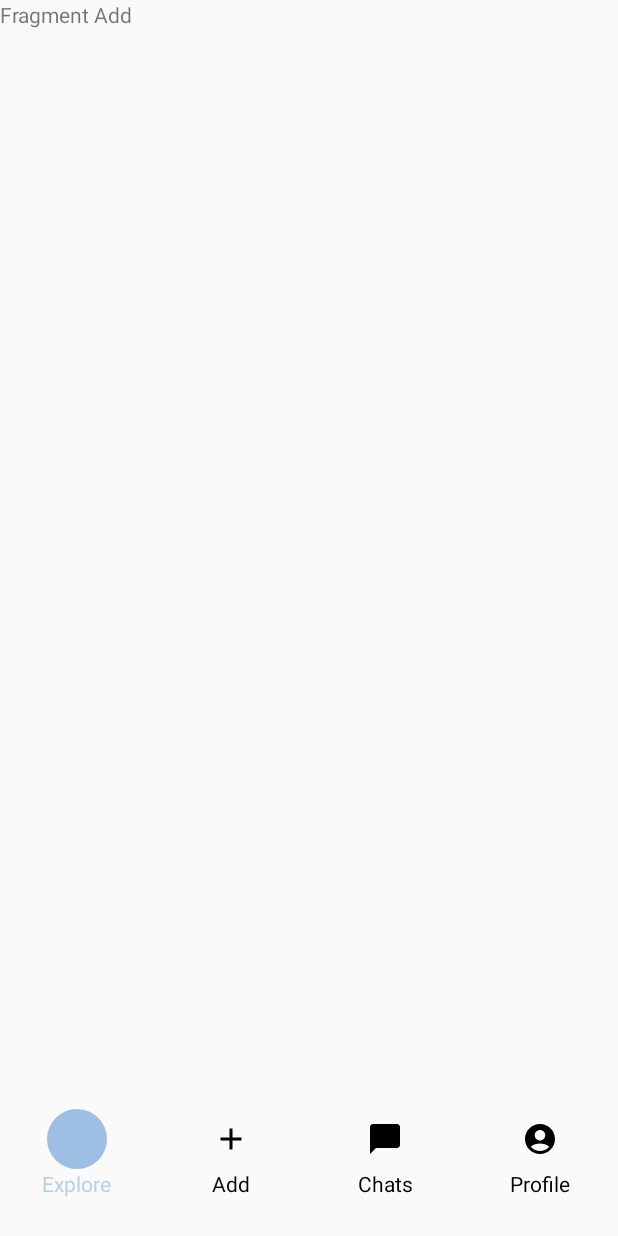
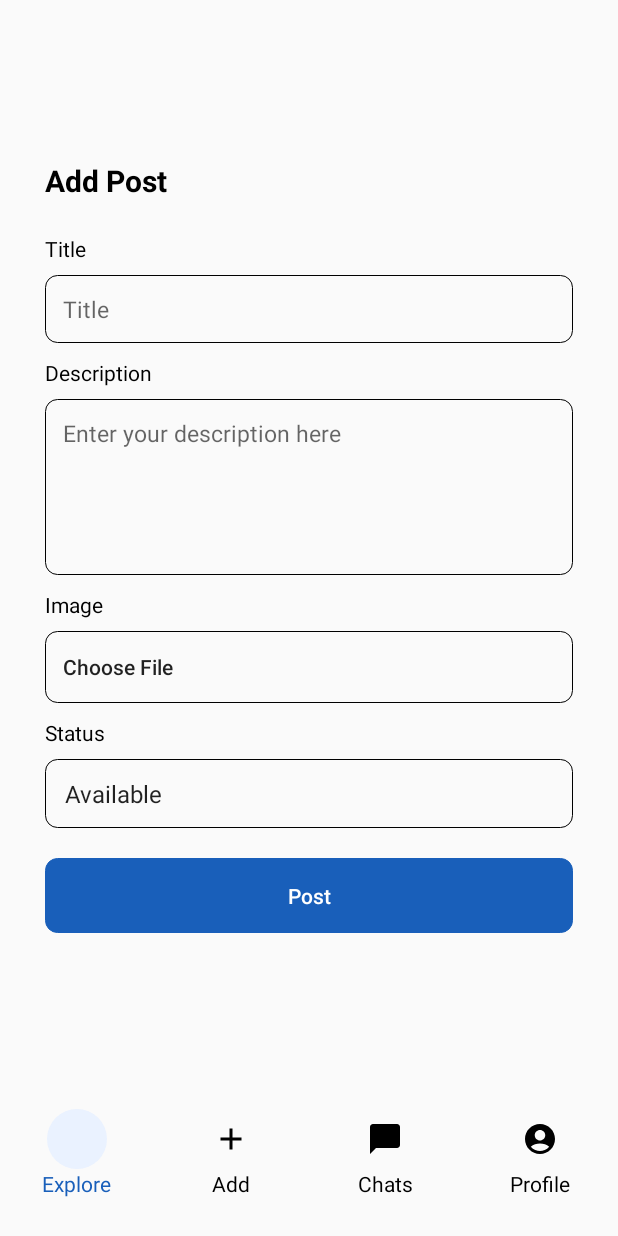
Before and after one commit to SyifaUrRahmi/md-ytta, an Android app: the fragment AddFragment placed in its activity, on a phone screen of 412 x 824 dp. Run offline under Robolectric (Android 15) with nearby library versions, the phone set to English and light mode, and no system bars; 1 statement that could not run was skipped.

Commit message:
add fragment add post view and detail post view

```diff
--- a/app/src/main/java/com/example/myapplication/MainActivity.java
+++ b/app/src/main/java/com/example/myapplication/MainActivity.java
@@ -56,7 +56,7 @@ public class MainActivity extends AppCompatActivity {
         profileFragment = new ProfileFragment();
 
         defaultTextColor = Color.BLACK;
-        selectedTextColor = Color.parseColor("#B99DBFE3");
+        selectedTextColor = Color.parseColor("#195FBA");
 
         setButtonState(btn_explore, tv_explore, true);
         getSupportFragmentManager()
--- a/app/src/main/res/drawable/bg_button_click.xml
+++ b/app/src/main/res/drawable/bg_button_click.xml
@@ -1,5 +1,5 @@
 <?xml version="1.0" encoding="utf-8"?>
 <shape xmlns:android="http://schemas.android.com/apk/res/android">
-    <solid android:color="#9DBFE3" />
+    <solid android:color="#EAF2FF" />
     <corners android:radius="20dp" />
 </shape>
--- a/app/src/main/res/layout/fragment_add.xml
+++ b/app/src/main/res/layout/fragment_add.xml
@@ -1,14 +1,111 @@
 <?xml version="1.0" encoding="utf-8"?>
-<FrameLayout xmlns:android="http://schemas.android.com/apk/res/android"
+<RelativeLayout xmlns:android="http://schemas.android.com/apk/res/android"
     xmlns:tools="http://schemas.android.com/tools"
     android:layout_width="match_parent"
     android:layout_height="match_parent"
+    xmlns:app="http://schemas.android.com/apk/res-auto"
     tools:context=".fragment.AddFragment">
+    <LinearLayout
+        android:layout_width="match_parent"
+        android:layout_height="wrap_content"
+        android:orientation="vertical"
+        android:layout_margin="30dp"
+        android:layout_centerVertical="true">
+        <TextView
+            android:layout_width="wrap_content"
+            android:layout_height="wrap_content"
+            android:text="Add Post"
+            android:textColor="@color/black"
+            android:textSize="20dp"
+            android:textStyle="bold" />
 
-    <!-- TODO: Update blank fragment layout -->
-    <TextView
-        android:layout_width="match_parent"
-        android:layout_height="match_parent"
-        android:text="Fragment Add" />
+        <LinearLayout
+            android:layout_width="match_parent"
+            android:layout_height="wrap_content"
+            android:layout_marginTop="22dp"
+            android:orientation="vertical">
 
-</FrameLayout>
+            <TextView
+                android:layout_width="match_parent"
+                android:layout_height="wrap_content"
+                android:text="Title"
+                android:textColor="@color/black"
+                android:layout_marginBottom="8dp"/>
+            <EditText
+                android:id="@+id/et_title"
+                android:layout_width="match_parent"
+                android:layout_height="wrap_content"
+                android:background="@drawable/custom_edittext"
+                android:hint="Title"
+                android:textSize="15dp"
+                android:padding="12dp" />
+            <TextView
+                android:layout_width="match_parent"
+                android:layout_height="wrap_content"
+                android:text="Description"
+                android:textColor="@color/black"
+                android:layout_marginBottom="8dp"
+                android:layout_marginTop="10dp"/>
+            <EditText
+                android:id="@+id/et_description"
+                android:layout_width="match_parent"
+                android:layout_height="wrap_content"
+                android:hint="Enter your description here"
+                android:inputType="textMultiLine"
+                android:gravity="top|start"
+                android:minLines="5"
+                android:maxLines="10"
+                android:scrollbars="vertical"
+                android:background="@drawable/custom_edittext"
+                android:textSize="15dp"
+                android:padding="12dp" />
+            <TextView
+                android:layout_width="match_parent"
+                android:layout_height="wrap_content"
+                android:text="Image"
+                android:textColor="@color/black"
+                android:layout_marginBottom="8dp"
+                android:layout_marginTop="10dp"/>
+            <Button
+                android:id="@+id/buttonSelectImage"
+                android:layout_width="match_parent"
+                android:layout_height="wrap_content"
+                android:text="Choose File"
+                android:background="@drawable/custom_edittext"
+                android:padding="12dp"
+                android:textAllCaps="false"
+                android:gravity="start|center_vertical"/>
+            <TextView
+                android:layout_width="match_parent"
+                android:layout_height="wrap_content"
+                android:text="Status"
+                android:textColor="@color/black"
+                android:layout_marginTop="10dp"
+                android:layout_marginBottom="8dp"/>
+            <Spinner
+                android:id="@+id/spinner"
+                android:layout_width="match_parent"
+                android:layout_height="wrap_content"
+                android:paddingHorizontal="5dp"
+                android:paddingVertical="12dp"
+                android:background="@drawable/custom_edittext"
+                android:entries="@array/dropdown_items" />
+
+        </LinearLayout>
+
+        <Button
+            android:id="@+id/btn_register"
+            android:layout_width="match_parent"
+            android:layout_height="wrap_content"
+            android:background="@drawable/custom_edittext"
+            android:backgroundTint="@color/primary"
+            android:backgroundTintMode="add"
+            android:padding="15dp"
+            android:layout_marginTop="20dp"
+            android:textColor="@color/white"
+            android:text="Post"
+            android:textAllCaps="false"/>
+    </LinearLayout>
+
+
+</RelativeLayout>
--- a/app/src/main/res/values/strings.xml
+++ b/app/src/main/res/values/strings.xml
@@ -2,4 +2,9 @@
     <string name="app_name">My Application</string>
     <!-- TODO: Remove or change this placeholder text -->
     <string name="hello_blank_fragment">Hello blank fragment</string>
+        <string-array name="dropdown_items">
+            <item>Available</item>
+            <item>Not available</item>
+            <item>On going</item>
+        </string-array>
 </resources>
```
Also changed, not shown: app/src/main/AndroidManifest.xml (+10 -9 lines), app/src/main/java/com/example/myapplication/DetailPostActivity.java (added, +24 -0 lines), app/src/main/res/layout/activity_detail_post.xml (added, +78 -0 lines).
